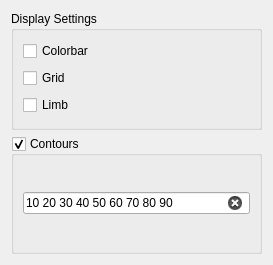
Qt form solarviewer/resource/plot_settings.ui (RobertJaro/solar-viewer) before a commit.
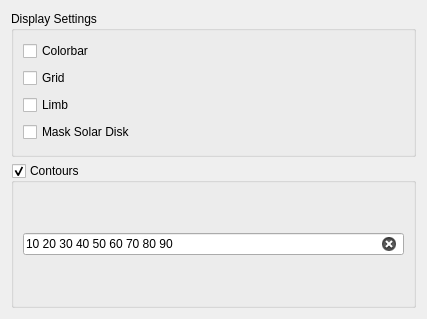
The same form after that commit.

Commit message: added mask solar disk option to plot settings, changed map plotting

Patch:
```diff
--- a/solarviewer/resource/plot_settings.ui
+++ b/solarviewer/resource/plot_settings.ui
@@ -6,8 +6,8 @@
    <rect>
     <x>0</x>
     <y>0</y>
-    <width>273</width>
-    <height>265</height>
+       <width>427</width>
+       <height>319</height>
    </rect>
   </property>
   <property name="windowTitle">
@@ -41,6 +41,13 @@
         </property>
        </widget>
       </item>
+         <item>
+             <widget class="QCheckBox" name="mask">
+                 <property name="text">
+                     <string>Mask Solar Disk</string>
+                 </property>
+             </widget>
+         </item>
      </layout>
     </widget>
    </item>
```
The commit also changes 3 other files.
